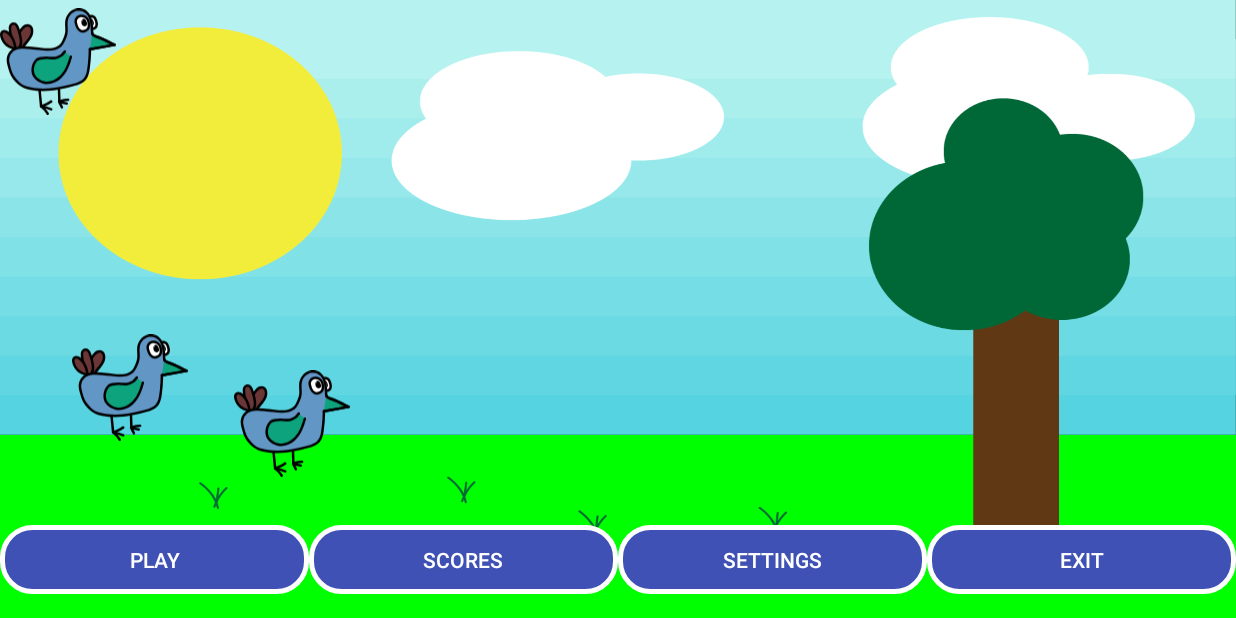
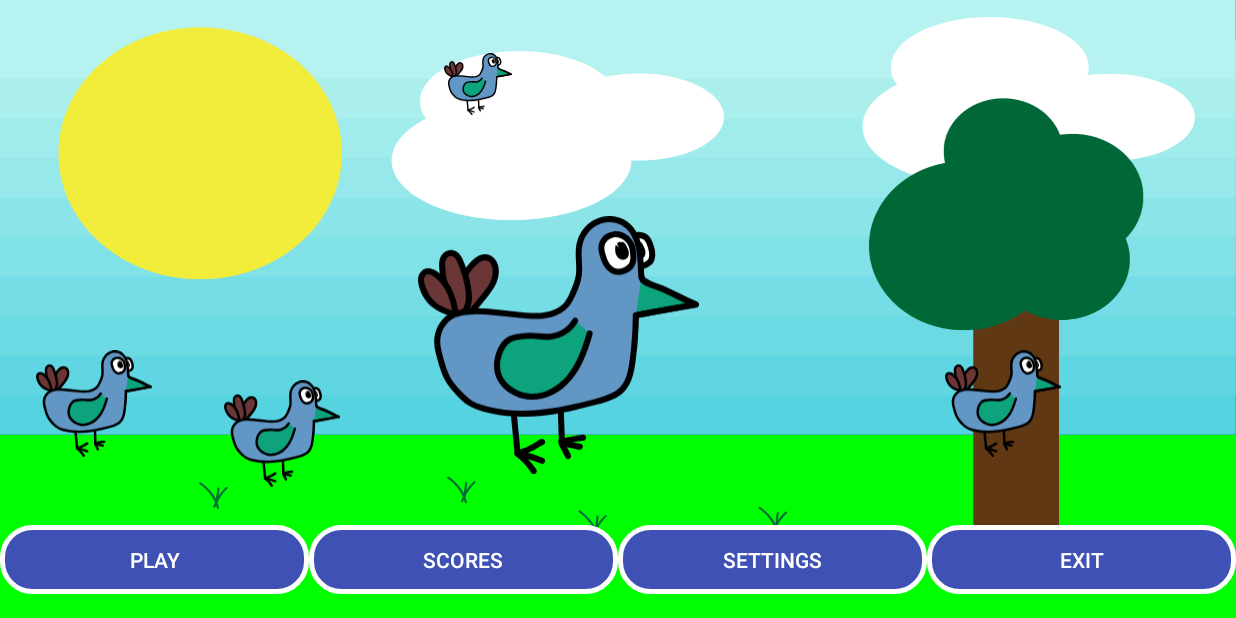
Before and after one commit to CTOverton/like-birbs, an Android app: the screen it shows after launch (FullscreenActivity), on a phone screen of 824 x 412 dp (held sideways). Run offline under Robolectric (Android 15) with nearby library versions, the phone set to English and light mode, and no system bars.

Commit message:
fix birbs home

```diff
--- a/app/src/main/res/layout/activity_fullscreen.xml
+++ b/app/src/main/res/layout/activity_fullscreen.xml
@@ -80,43 +80,51 @@
         android:id="@+id/imageView"
         android:layout_width="187dp"
         android:layout_height="204dp"
-        android:layout_marginTop="145dp"
-        android:layout_marginEnd="200dp"
-        app:layout_constraintBottom_toTopOf="@+id/linearLayout"
-        app:layout_constraintEnd_toStartOf="@+id/imageView4"
+        android:layout_marginStart="52dp"
+        android:layout_marginTop="128dp"
+        app:layout_constraintStart_toEndOf="@+id/imageView3"
         app:layout_constraintTop_toTopOf="parent"
-        app:layout_constraintVertical_bias="0.0"
         app:srcCompat="@drawable/birb_the_perfect_birb" />
 
     <ImageView
         android:id="@+id/imageView2"
         android:layout_width="77dp"
         android:layout_height="82dp"
-        android:layout_marginStart="48dp"
-        app:layout_constraintBottom_toBottomOf="parent"
+        android:layout_marginStart="24dp"
+        android:layout_marginTop="228dp"
         app:layout_constraintStart_toStartOf="parent"
         app:layout_constraintTop_toTopOf="parent"
-        app:layout_constraintVertical_bias="0.659"
+        app:srcCompat="@drawable/birb_the_perfect_birb" />
+
+    <ImageView
+        android:id="@+id/imageView5"
+        android:layout_width="45dp"
+        android:layout_height="48dp"
+        android:layout_marginStart="296dp"
+        android:layout_marginTop="32dp"
+        app:layout_constraintStart_toStartOf="parent"
+        app:layout_constraintTop_toTopOf="parent"
         app:srcCompat="@drawable/birb_the_perfect_birb" />
 
     <ImageView
         android:id="@+id/imageView3"
         android:layout_width="77dp"
         android:layout_height="82dp"
-        android:layout_marginStart="156dp"
-        app:layout_constraintBottom_toBottomOf="parent"
-        app:layout_constraintStart_toStartOf="parent"
+        android:layout_marginStart="48dp"
+        android:layout_marginTop="248dp"
+        app:layout_constraintStart_toEndOf="@+id/imageView2"
         app:layout_constraintTop_toTopOf="parent"
-        app:layout_constraintVertical_bias="0.732"
         app:srcCompat="@drawable/birb_the_perfect_birb" />
 
     <ImageView
         android:id="@+id/imageView4"
         android:layout_width="77dp"
         android:layout_height="82dp"
-        app:srcCompat="@drawable/birb_the_perfect_birb"
-        tools:layout_editor_absoluteX="663dp"
-        tools:layout_editor_absoluteY="241dp" />
+        android:layout_marginStart="164dp"
+        android:layout_marginTop="228dp"
+        app:layout_constraintStart_toEndOf="@+id/imageView"
+        app:layout_constraintTop_toTopOf="parent"
+        app:srcCompat="@drawable/birb_the_perfect_birb" />
 
 
 </androidx.constraintlayout.widget.ConstraintLayout>
```
